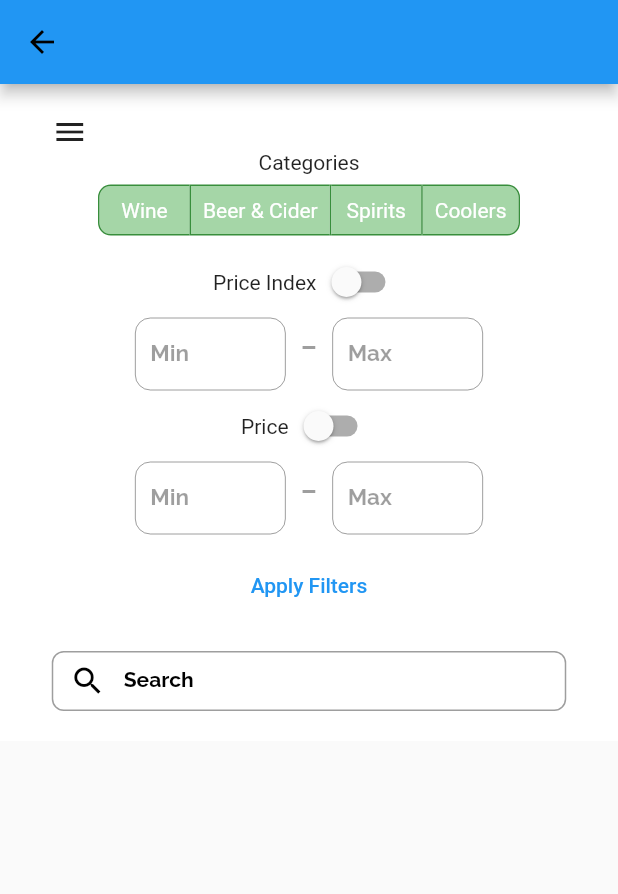
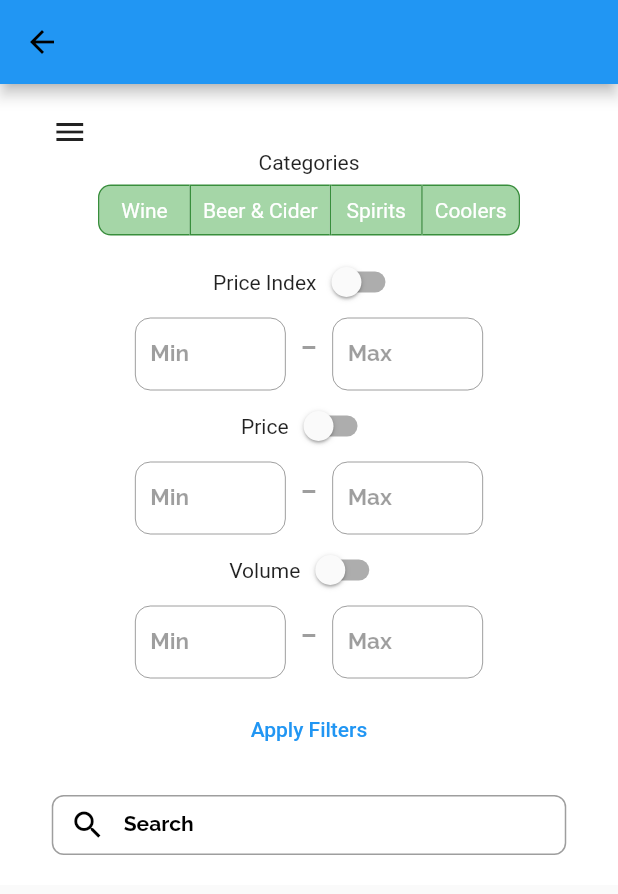
Before and after one commit to Trype/beer_stop, a Flutter app: the SearchScreen screen opened directly, after a tap on the "menu" icon, on a phone screen of 412 x 824 dp. Shown: the top 894 px of the screen. Run offline on Flutter 3.47's test engine with Material 2 defaults, Android fonts, the light colour scheme and no system bars; our stand-ins replace cached_network_image, flutter_svg; network calls fail.

Commit message:
Add volume filter

```diff
--- a/lib/data/AlcoholFilters.dart
+++ b/lib/data/AlcoholFilters.dart
@@ -25,4 +25,5 @@ class AlcoholFilters {
 
   RangeFilter priceIndices = RangeFilter(filterName: "Price Index");
   RangeFilter prices = RangeFilter(filterName: "Price");
+  RangeFilter volumes = RangeFilter(filterName: "Volume");
 }
--- a/lib/domain/QueryBuilder.dart
+++ b/lib/domain/QueryBuilder.dart
@@ -14,5 +14,7 @@ String buildQuery(AlcoholFilters? filters){
   if(filters.priceIndices.maxVal != null && filters.priceIndices.enabled) query += "&maxPriceIndex=${filters.priceIndices.maxVal}";
   if(filters.prices.minVal != null && filters.prices.enabled) query += "&minPrice=${filters.prices.minVal}";
   if(filters.prices.maxVal != null && filters.prices.enabled) query += "&maxPrice=${filters.prices.maxVal}";
+  if(filters.volumes.minVal != null && filters.volumes.enabled) query += "&minVolume=${filters.volumes.minVal}";
+  if(filters.volumes.maxVal != null && filters.volumes.enabled) query += "&maxVolume=${filters.volumes.maxVal}";
   return query;
 }
--- a/lib/screens/search_screen.dart
+++ b/lib/screens/search_screen.dart
@@ -29,6 +29,9 @@ class _SearchScreenState extends State<SearchScreen> {
 
   TextEditingController _minPriceController = TextEditingController();
   TextEditingController _maxPriceController = TextEditingController();
+
+  TextEditingController _minVolumeController = TextEditingController();
+  TextEditingController _maxVolumeController = TextEditingController();
 
 
   Widget _createFilterFormFieldRow(TextEditingController minController, TextEditingController maxController, RangeFilter range){
@@ -168,6 +171,7 @@ class _SearchScreenState extends State<SearchScreen> {
                                   ),
                                   _createFilterFormField(_minPriceIndexController, _maxPriceIndexController, widget.filters.priceIndices),
                                   _createFilterFormField(_minPriceController, _maxPriceController, widget.filters.prices),
+                                  _createFilterFormField(_minVolumeController, _maxVolumeController, widget.filters.volumes),
                                   const SizedBox(height: 10,),
                                   TextButton(
                                     style: ButtonStyle(
```
